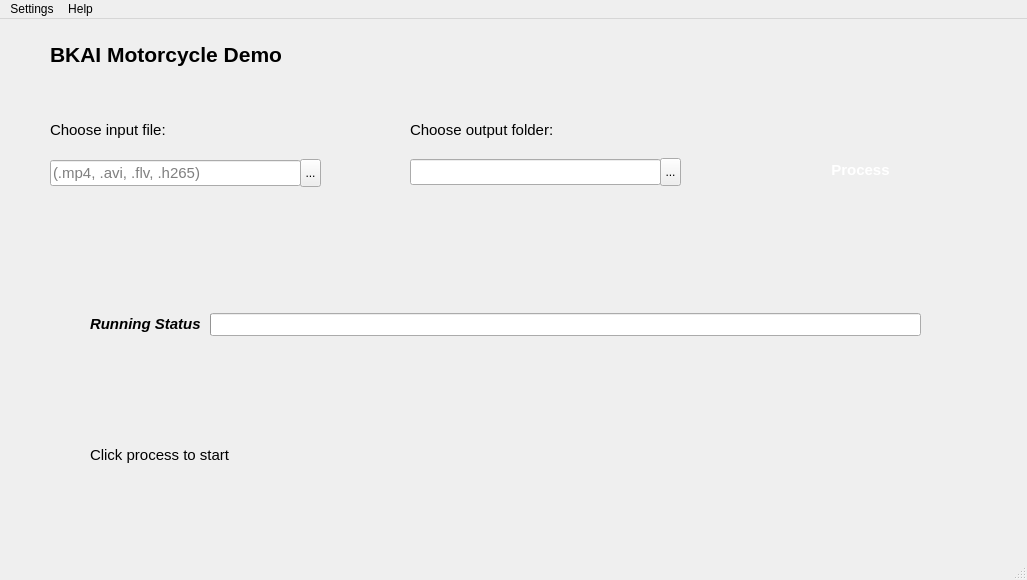
BKAI-Team-Thay-Linh/BKAI-Demo-Motorbike-PyQT, file src/view/home_page.ui: the form before one commit.
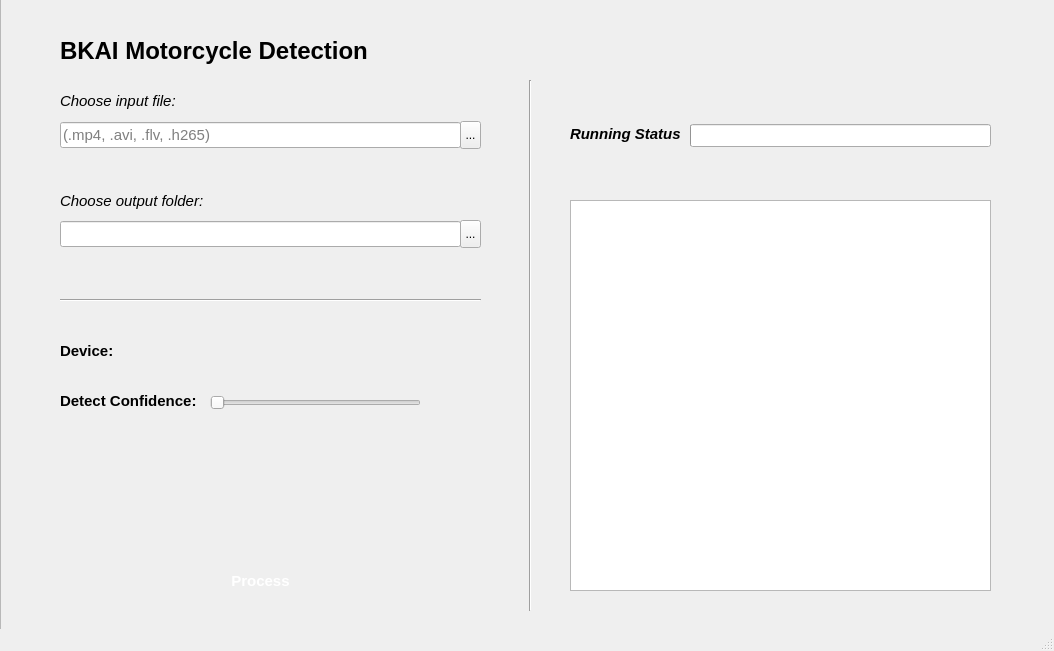
The form after the commit. Icons and pictures are not drawn.

```diff
--- a/src/view/home_page.ui
+++ b/src/view/home_page.ui
@@ -6,134 +6,37 @@
    <rect>
     <x>0</x>
     <y>0</y>
-    <width>1027</width>
-    <height>580</height>
+    <width>1054</width>
+    <height>651</height>
    </rect>
   </property>
   <property name="windowTitle">
    <string>BKAI Motorcycle Demo</string>
   </property>
   <widget class="QWidget" name="centralwidget">
-   <widget class="QLabel" name="label">
+   <widget class="QFrame" name="frame">
     <property name="geometry">
      <rect>
-      <x>50</x>
-      <y>20</y>
-      <width>241</width>
-      <height>31</height>
+      <x>0</x>
+      <y>-10</y>
+      <width>1061</width>
+      <height>671</height>
      </rect>
-    </property>
-    <property name="font">
-     <font>
-      <pointsize>16</pointsize>
-      <bold>true</bold>
-     </font>
-    </property>
-    <property name="text">
-     <string>BKAI Motorcycle Demo</string>
-    </property>
-   </widget>
-   <widget class="QLineEdit" name="input_lineEdit">
-    <property name="geometry">
-     <rect>
-      <x>50</x>
-      <y>141</y>
-      <width>251</width>
-      <height>26</height>
-     </rect>
-    </property>
-    <property name="font">
-     <font>
-      <pointsize>11</pointsize>
-     </font>
-    </property>
-    <property name="cursor">
-     <cursorShape>IBeamCursor</cursorShape>
-    </property>
-    <property name="toolTip">
-     <string>&lt;html&gt;&lt;head/&gt;&lt;body&gt;&lt;p&gt;&lt;br/&gt;&lt;/p&gt;&lt;/body&gt;&lt;/html&gt;</string>
-    </property>
-    <property name="text">
-     <string/>
-    </property>
-    <property name="readOnly">
-     <bool>true</bool>
-    </property>
-    <property name="placeholderText">
-     <string>(.mp4, .avi, .flv, .h265)</string>
-    </property>
-   </widget>
-   <widget class="QToolButton" name="input_button">
-    <property name="geometry">
-     <rect>
-      <x>300</x>
-      <y>140</y>
-      <width>21</width>
-      <height>28</height>
-     </rect>
-    </property>
-    <property name="toolTip">
-     <string>&lt;html&gt;&lt;head/&gt;&lt;body&gt;&lt;p&gt;&lt;br/&gt;&lt;/p&gt;&lt;/body&gt;&lt;/html&gt;</string>
-    </property>
-    <property name="toolTipDuration">
-     <number>-3</number>
-    </property>
-    <property name="whatsThis">
-     <string>&lt;html&gt;&lt;head/&gt;&lt;body&gt;&lt;p&gt;&lt;br/&gt;&lt;/p&gt;&lt;/body&gt;&lt;/html&gt;</string>
-    </property>
-    <property name="text">
-     <string>...</string>
-    </property>
-   </widget>
-   <widget class="QPushButton" name="process_button">
-    <property name="geometry">
-     <rect>
-      <x>810</x>
-      <y>130</y>
-      <width>101</width>
-      <height>41</height>
-     </rect>
-    </property>
-    <property name="font">
-     <font>
-      <pointsize>11</pointsize>
-      <bold>true</bold>
-     </font>
     </property>
     <property name="styleSheet">
-     <string notr="true">QPushButton{border-radius:5px;background-color:rgb(0, 104,
-          74);color:white;font-weight:600}QPushButton:hover{border-radius:5px;border:2px solid
-          rgb(123, 255, 244);background-color:rgb(0, 104, 74);color:white;font-weight:600}</string>
+     <string notr="true"/>
     </property>
-    <property name="text">
-     <string>Process</string>
+    <property name="frameShape">
+     <enum>QFrame::StyledPanel</enum>
     </property>
-   </widget>
-   <widget class="QLabel" name="label_6">
-    <property name="geometry">
-     <rect>
-      <x>90</x>
-      <y>284</y>
-      <width>111</width>
-      <height>41</height>
-     </rect>
+    <property name="frameShadow">
+     <enum>QFrame::Raised</enum>
     </property>
-    <property name="font">
-     <font>
-      <pointsize>11</pointsize>
-      <italic>true</italic>
-      <bold>true</bold>
-     </font>
-    </property>
-    <property name="text">
-     <string>Running Status</string>
-    </property>
-   </widget>
    <widget class="QLabel" name="spin_label">
     <property name="geometry">
      <rect>
-      <x>940</x>
-      <y>290</y>
+       <x>1010</x>
+       <y>130</y>
       <width>31</width>
       <height>31</height>
      </rect>
@@ -155,9 +58,9 @@
    <widget class="QProgressBar" name="progressBar">
     <property name="geometry">
      <rect>
-      <x>210</x>
-      <y>294</y>
-      <width>711</width>
+       <x>690</x>
+       <y>134</y>
+       <width>301</width>
       <height>23</height>
      </rect>
     </property>
@@ -179,10 +82,30 @@
      <enum>Qt::Horizontal</enum>
     </property>
    </widget>
+    <widget class="QLabel" name="label_6">
+     <property name="geometry">
+      <rect>
+       <x>570</x>
+       <y>123</y>
+       <width>111</width>
+       <height>41</height>
+      </rect>
+     </property>
+     <property name="font">
+      <font>
+       <pointsize>11</pointsize>
+       <italic>true</italic>
+       <bold>true</bold>
+      </font>
+     </property>
+     <property name="text">
+      <string>Running Status</string>
+     </property>
+    </widget>
    <widget class="QLabel" name="label_7">
     <property name="geometry">
      <rect>
-      <x>50</x>
+       <x>60</x>
       <y>90</y>
       <width>131</width>
       <height>41</height>
@@ -191,7 +114,7 @@
     <property name="font">
      <font>
       <pointsize>11</pointsize>
-      <italic>false</italic>
+       <italic>true</italic>
       <bold>false</bold>
      </font>
     </property>
@@ -199,11 +122,69 @@
      <string>Choose input file:</string>
     </property>
    </widget>
+    <widget class="QToolButton" name="input_button">
+     <property name="geometry">
+      <rect>
+       <x>460</x>
+       <y>131</y>
+       <width>21</width>
+       <height>28</height>
+      </rect>
+     </property>
+     <property name="toolTip">
+      <string>&lt;html&gt;&lt;head/&gt;&lt;body&gt;&lt;p&gt;&lt;br/&gt;&lt;/p&gt;&lt;/body&gt;&lt;/html&gt;</string>
+     </property>
+     <property name="toolTipDuration">
+      <number>-3</number>
+     </property>
+     <property name="whatsThis">
+      <string>&lt;html&gt;&lt;head/&gt;&lt;body&gt;&lt;p&gt;&lt;br/&gt;&lt;/p&gt;&lt;/body&gt;&lt;/html&gt;</string>
+     </property>
+     <property name="styleSheet">
+      <string notr="true"/>
+     </property>
+     <property name="text">
+      <string>...</string>
+     </property>
+    </widget>
+    <widget class="QLineEdit" name="input_lineEdit">
+     <property name="geometry">
+      <rect>
+       <x>60</x>
+       <y>132</y>
+       <width>401</width>
+       <height>26</height>
+      </rect>
+     </property>
+     <property name="font">
+      <font>
+       <pointsize>11</pointsize>
+      </font>
+     </property>
+     <property name="cursor">
+      <cursorShape>IBeamCursor</cursorShape>
+     </property>
+     <property name="toolTip">
+      <string>&lt;html&gt;&lt;head/&gt;&lt;body&gt;&lt;p&gt;&lt;br/&gt;&lt;/p&gt;&lt;/body&gt;&lt;/html&gt;</string>
+     </property>
+     <property name="styleSheet">
+      <string notr="true"/>
+     </property>
+     <property name="text">
+      <string/>
+     </property>
+     <property name="readOnly">
+      <bool>true</bool>
+     </property>
+     <property name="placeholderText">
+      <string>(.mp4, .avi, .flv, .h265)</string>
+     </property>
+    </widget>
    <widget class="QLabel" name="label_8">
     <property name="geometry">
      <rect>
-      <x>410</x>
-      <y>90</y>
+       <x>60</x>
+       <y>190</y>
       <width>161</width>
       <height>41</height>
      </rect>
@@ -211,7 +192,7 @@
     <property name="font">
      <font>
       <pointsize>11</pointsize>
-      <italic>false</italic>
+       <italic>true</italic>
       <bold>false</bold>
      </font>
     </property>
@@ -222,8 +203,8 @@
    <widget class="QToolButton" name="output_button">
     <property name="geometry">
      <rect>
-      <x>660</x>
-      <y>139</y>
+       <x>460</x>
+       <y>230</y>
       <width>21</width>
       <height>28</height>
      </rect>
@@ -237,6 +218,9 @@
     <property name="whatsThis">
      <string>&lt;html&gt;&lt;head/&gt;&lt;body&gt;&lt;p&gt;&lt;br/&gt;&lt;/p&gt;&lt;/body&gt;&lt;/html&gt;</string>
     </property>
+     <property name="styleSheet">
+      <string notr="true"/>
+     </property>
     <property name="text">
      <string>...</string>
     </property>
@@ -244,9 +228,9 @@
    <widget class="QLineEdit" name="output_lineEdit">
     <property name="geometry">
      <rect>
-      <x>410</x>
-      <y>140</y>
-      <width>251</width>
+       <x>60</x>
+       <y>231</y>
+       <width>401</width>
       <height>26</height>
      </rect>
     </property>
@@ -261,6 +245,9 @@
     <property name="toolTip">
      <string>&lt;html&gt;&lt;head/&gt;&lt;body&gt;&lt;p&gt;&lt;br/&gt;&lt;/p&gt;&lt;/body&gt;&lt;/html&gt;</string>
     </property>
+     <property name="styleSheet">
+      <string notr="true"/>
+     </property>
     <property name="text">
      <string/>
     </property>
@@ -271,48 +258,165 @@
      <string/>
     </property>
    </widget>
-   <widget class="QLabel" name="log_label">
+    <widget class="QPushButton" name="process_button">
     <property name="geometry">
      <rect>
-      <x>90</x>
-      <y>400</y>
-      <width>871</width>
-      <height>71</height>
+       <x>210</x>
+       <y>570</y>
+       <width>101</width>
+       <height>41</height>
      </rect>
     </property>
     <property name="font">
      <font>
       <pointsize>11</pointsize>
+       <bold>true</bold>
+      </font>
+     </property>
+     <property name="styleSheet">
+      <string notr="true">QPushButton{border-radius:5px;background-color:rgb(0, 104,
+          74);color:white;font-weight:600}QPushButton:hover{border-radius:5px;border:2px solid
+          rgb(123, 255, 244);background-color:rgb(0, 104, 74);color:white;font-weight:600}</string>
+     </property>
+     <property name="text">
+      <string>Process</string>
+     </property>
+    </widget>
+    <widget class="QLabel" name="label">
+     <property name="geometry">
+      <rect>
+       <x>60</x>
+       <y>40</y>
+       <width>321</width>
+       <height>41</height>
+      </rect>
+     </property>
+     <property name="font">
+      <font>
+       <pointsize>18</pointsize>
+       <bold>true</bold>
+      </font>
+     </property>
+     <property name="text">
+      <string>BKAI Motorcycle Detection</string>
+     </property>
+    </widget>
+    <widget class="QTextEdit" name="log_area">
+     <property name="geometry">
+      <rect>
+       <x>570</x>
+       <y>210</y>
+       <width>421</width>
+       <height>391</height>
+      </rect>
+     </property>
+     <property name="readOnly">
+      <bool>true</bool>
+     </property>
+    </widget>
+    <widget class="Line" name="line">
+     <property name="geometry">
+      <rect>
+       <x>60</x>
+       <y>300</y>
+       <width>421</width>
+       <height>20</height>
+      </rect>
+     </property>
+     <property name="orientation">
+      <enum>Qt::Horizontal</enum>
+     </property>
+    </widget>
+    <widget class="Line" name="line_2">
+     <property name="geometry">
+      <rect>
+       <x>520</x>
+       <y>90</y>
+       <width>20</width>
+       <height>531</height>
+      </rect>
+     </property>
+     <property name="orientation">
+      <enum>Qt::Vertical</enum>
+     </property>
+    </widget>
+    <widget class="QLabel" name="device_label">
+     <property name="geometry">
+      <rect>
+       <x>60</x>
+       <y>340</y>
+       <width>421</width>
+       <height>41</height>
+      </rect>
+     </property>
+     <property name="font">
+      <font>
+       <pointsize>11</pointsize>
       <italic>false</italic>
-      <bold>false</bold>
+       <bold>true</bold>
      </font>
     </property>
     <property name="text">
-     <string>Click process to start</string>
-    </property>
-   </widget>
-  </widget>
-  <widget class="QMenuBar" name="menubar">
+      <string>Device:</string>
+     </property>
+    </widget>
+    <widget class="QSlider" name="conf_slide">
+     <property name="geometry">
+      <rect>
+       <x>210</x>
+       <y>405</y>
+       <width>211</width>
+       <height>16</height>
+      </rect>
+     </property>
+     <property name="minimum">
+      <number>1</number>
+     </property>
+     <property name="orientation">
+      <enum>Qt::Horizontal</enum>
+     </property>
+    </widget>
+    <widget class="QLabel" name="_label">
    <property name="geometry">
     <rect>
-     <x>0</x>
-     <y>0</y>
-     <width>1027</width>
-     <height>22</height>
-    </rect>
-   </property>
-   <widget class="QMenu" name="menuSettings">
-    <property name="title">
-     <string>Settings</string>
-    </property>
-   </widget>
-   <widget class="QMenu" name="menuHelp">
-    <property name="title">
-     <string>Help</string>
-    </property>
-   </widget>
-   <addaction name="menuSettings"/>
-   <addaction name="menuHelp"/>
+       <x>60</x>
+       <y>390</y>
+       <width>141</width>
+       <height>41</height>
+      </rect>
+     </property>
+     <property name="font">
+      <font>
+       <pointsize>11</pointsize>
+       <italic>false</italic>
+       <bold>true</bold>
+      </font>
+     </property>
+     <property name="text">
+      <string>Detect Confidence:</string>
+     </property>
+    </widget>
+    <widget class="QLabel" name="conf_label">
+     <property name="geometry">
+      <rect>
+       <x>440</x>
+       <y>390</y>
+       <width>41</width>
+       <height>41</height>
+      </rect>
+     </property>
+     <property name="font">
+      <font>
+       <pointsize>11</pointsize>
+       <italic>false</italic>
+       <bold>true</bold>
+      </font>
+     </property>
+     <property name="text">
+      <string/>
+     </property>
+    </widget>
+   </widget>
   </widget>
   <widget class="QStatusBar" name="statusbar"/>
  </widget>
```
Left out of the diff: 2 changed lines with no effect on the pictures. Lines whose indentation alone changed are shown as unchanged.
